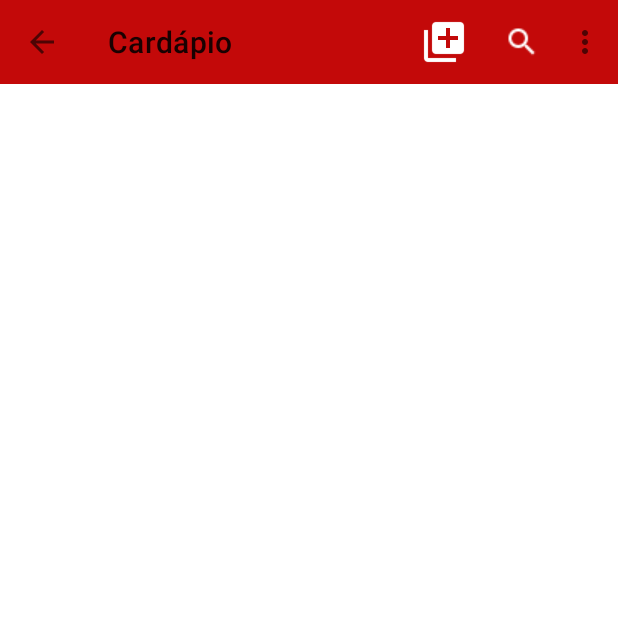
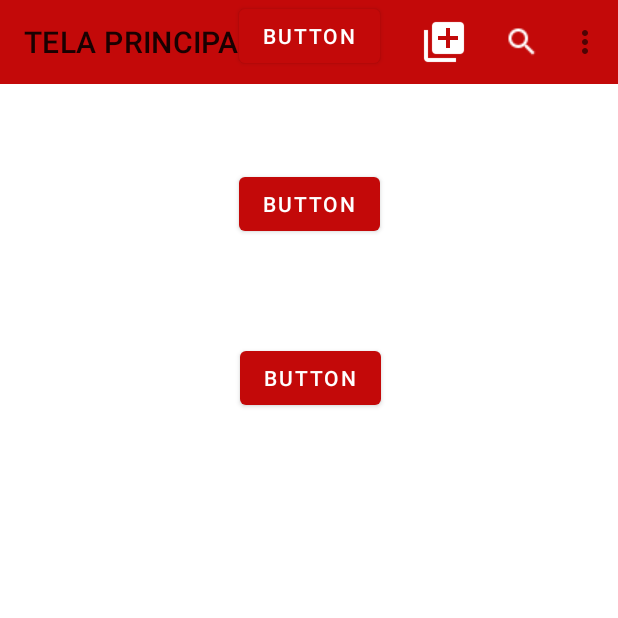
Before and after one commit to pedrobriton/LMSApp, an Android app: the TelaInicialActivity screen opened directly, with no data from a screen before it, on a phone screen of 412 x 824 dp, the top half of it. Run offline under Robolectric (Android 15) with nearby library versions, the phone set to English and light mode, and no system bars.

Commit message:
COLOCADO 3 BOTOES NA TELA INICIAL      ALTERADO LAYOUT, FICOU BUGADO, OS BOTOES EM CIMA DO TITULO
     IMPLEMENTADO BOTOES NA ACTIONBAR
         * SAIR
         * CONFIGURAR

impementado ações para os botoes CONFIGURAR / SAIR / Configurar

ADICIONADO IMAGNS PARA OS BOTOES NOVOS

```diff
--- a/LMSApp/app/src/main/AndroidManifest.xml
+++ b/LMSApp/app/src/main/AndroidManifest.xml
@@ -9,6 +9,7 @@
         android:roundIcon="@mipmap/ic_launcher_round"
         android:supportsRtl="true"
         android:theme="@style/Theme.LMSApp">
+        <activity android:name=".ConfigurarActivity"/>
         <activity
             android:name=".TelaInicialActivity"
             android:theme="@style/AppTheme.Toobar" />
--- a/LMSApp/app/src/main/java/scarlet/machado/lmsapp/TelaInicialActivity.kt
+++ b/LMSApp/app/src/main/java/scarlet/machado/lmsapp/TelaInicialActivity.kt
@@ -19,8 +19,8 @@ class TelaInicialActivity : DebugActivity() {
 
         setSupportActionBar(toolbar)
 
-        supportActionBar?.title = "Cardápio"
-        supportActionBar?.setDisplayHomeAsUpEnabled(true)
+        supportActionBar?.title = "TELA PRINCIPAL"
+//        supportActionBar?.setDisplayHomeAsUpEnabled(true)
 
     }
 
--- a/LMSApp/app/src/main/res/layout/activity_tela_inicial.xml
+++ b/LMSApp/app/src/main/res/layout/activity_tela_inicial.xml
@@ -1,13 +1,55 @@
 <?xml version="1.0" encoding="utf-8"?>
-<FrameLayout xmlns:android="http://schemas.android.com/apk/res/android"
+<androidx.constraintlayout.widget.ConstraintLayout xmlns:android="http://schemas.android.com/apk/res/android"
     xmlns:app="http://schemas.android.com/apk/res-auto"
     xmlns:tools="http://schemas.android.com/tools"
     android:layout_width="match_parent"
     android:layout_height="match_parent"
     android:orientation="vertical"
-    tools:context=".TelaInicialActivity">
+    tools:context=".TelaInicialActivity"
+    tools:ignore="ExtraText">
 
-    <include layout="@layout/toolbar" />
+    <include layout="@layout/toolbar"></include>
+
+    <Button
+        android:id="@+id/button2"
+        android:layout_width="wrap_content"
+        android:layout_height="wrap_content"
+        android:layout_gravity="center"
+        android:layout_marginTop="80dp"
+        android:text="Button"
+        app:layout_constraintEnd_toEndOf="parent"
+        app:layout_constraintStart_toStartOf="parent"
+        app:layout_constraintTop_toBottomOf="@+id/include4"
+        tools:ignore="MissingConstraints" />
+
+    <Button
+        android:id="@+id/button3"
+        android:layout_width="wrap_content"
+        android:layout_height="wrap_content"
+        android:layout_marginStart="160dp"
+        android:layout_marginTop="64dp"
+        android:layout_marginEnd="159dp"
+        android:text="Button"
+        app:layout_constraintEnd_toEndOf="parent"
+        app:layout_constraintStart_toStartOf="parent"
+        app:layout_constraintTop_toBottomOf="@+id/button2" />
+
+    <Button
+        android:id="@+id/button4"
+        android:layout_width="wrap_content"
+        android:layout_height="wrap_content"
+        android:layout_marginTop="68dp"
+        android:text="Button"
+        app:layout_constraintEnd_toEndOf="parent"
+        app:layout_constraintHorizontal_bias="0.503"
+        app:layout_constraintStart_toStartOf="parent"
+        app:layout_constraintTop_toBottomOf="@+id/button3" />
 
 
-</FrameLayout>
+    <!--<ProgressBar
+        android:layout_width="wrap_content"
+        android:layout_height="wrap_content"
+        android:layout_gravity="center"/>-->
+
+
+</androidx.constraintlayout.widget.ConstraintLayout>
--- a/LMSApp/app/src/main/res/values/strings.xml
+++ b/LMSApp/app/src/main/res/values/strings.xml
@@ -6,5 +6,10 @@
     <string name="action_config">Configuraçōes</string>
     <string name="adicionar">Adicionar</string>
     <string name="sair">Sair</string>
+    <string name="label1">LABEL 03</string>
+    <string name="label_02">LABEL 02</string>
+    <string name="label_01">LABEL 01</string>
+    <string name="LabelTitulo">Essa será a tela de configurações</string>
+    <string name="todo">TODO</string>
 
 </resources>
```
Also changed, not shown: LMSApp/app/src/main/java/scarlet/machado/lmsapp/AcoesBtnActivity.kt (+11 -1 lines), LMSApp/app/src/main/java/scarlet/machado/lmsapp/ConfigurarActivity.kt (+33 -1 lines), LMSApp/app/src/main/java/scarlet/machado/lmsapp/MainActivity.kt (+5 -8 lines), LMSApp/app/src/main/res/layout/activity_cadastrar.xml (+50 -1 lines), LMSApp/app/src/main/res/layout/activity_main.xml (+1 -12 lines), LMSApp/app/src/main/res/drawable/ic_configuracoes_black.png (added).
